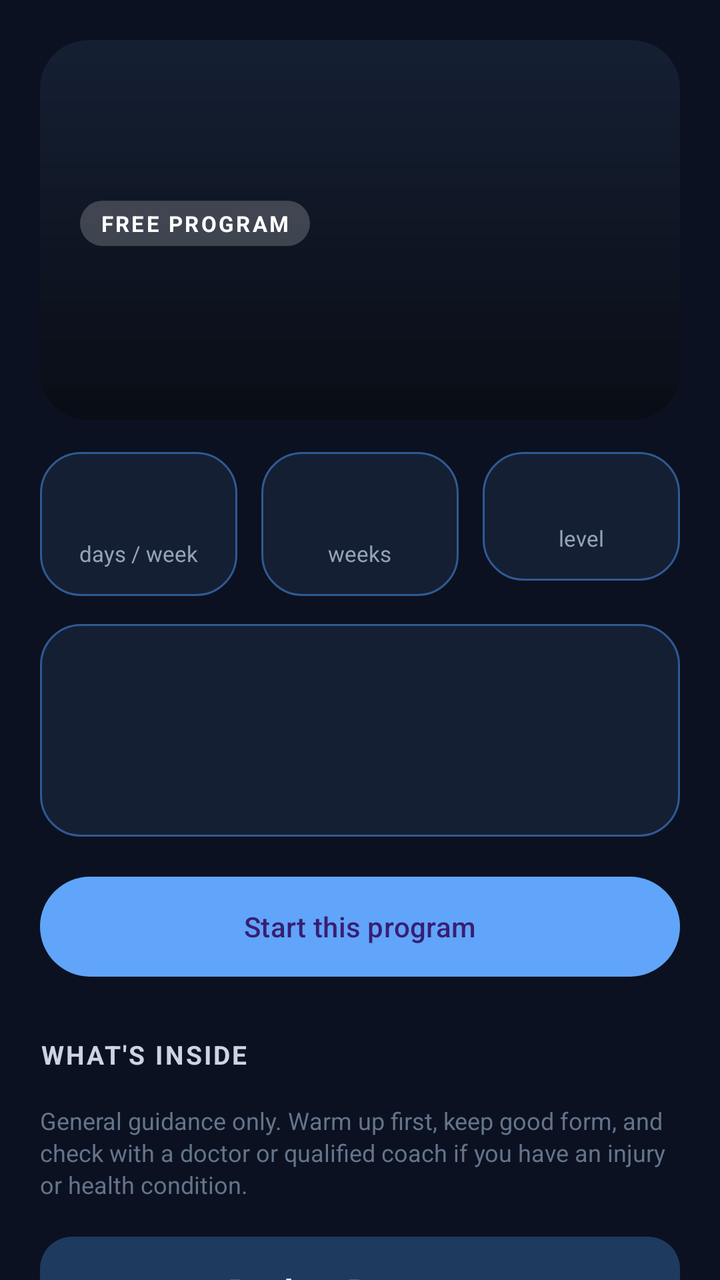
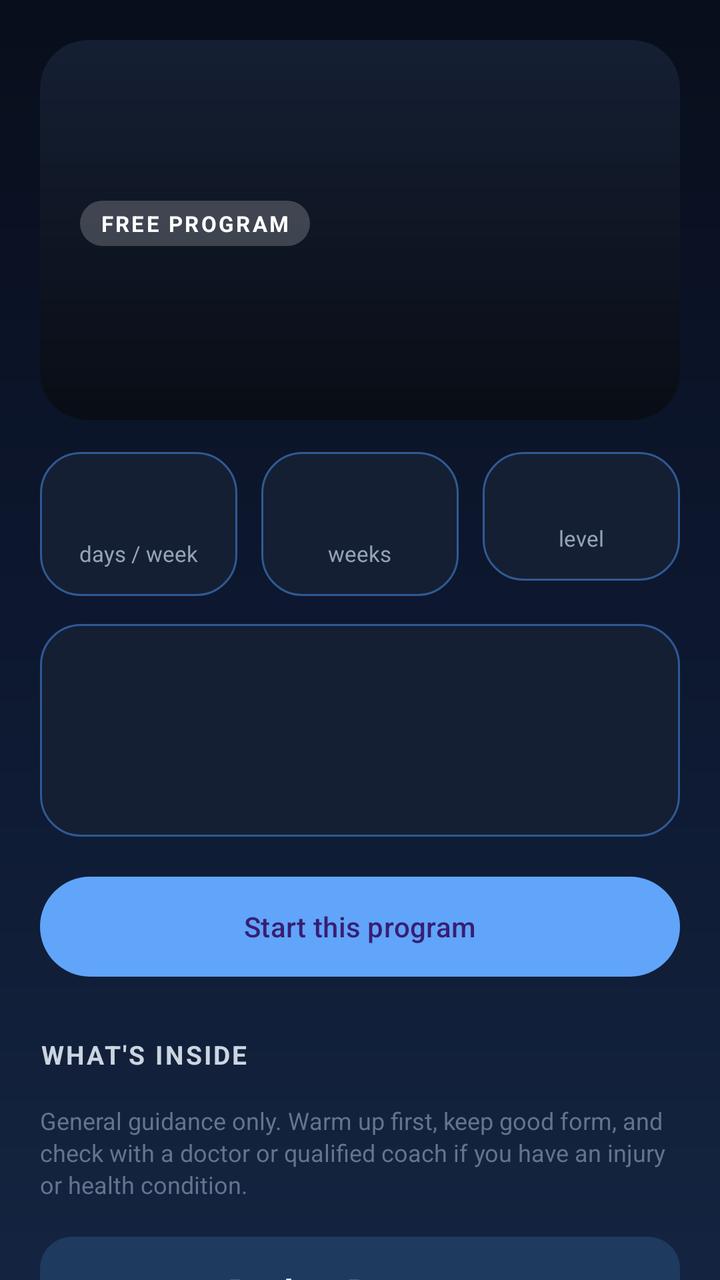

An Android layout rendered at two revisions. The XML below is the earlier revision; the diff shows what the commit changed to produce the second picture.
<!-- AndroidManifest.xml: application theme Theme.GymTrackerPro -->
<!-- res/layout/activity_program_detail.xml -->
<?xml version="1.0" encoding="utf-8"?>
<ScrollView xmlns:android="http://schemas.android.com/apk/res/android"
    xmlns:app="http://schemas.android.com/apk/res-auto"
    android:layout_width="match_parent"
    android:layout_height="match_parent"
    android:background="@color/gt_bg"
    android:fillViewport="true"
    android:scrollbars="none">

    <LinearLayout
        android:layout_width="match_parent"
        android:layout_height="wrap_content"
        android:orientation="vertical"
        android:padding="20dp">

        
        <androidx.cardview.widget.CardView
            android:layout_width="match_parent"
            android:layout_height="190dp"
            app:cardBackgroundColor="@color/gt_surface"
            app:cardCornerRadius="24dp"
            app:cardElevation="0dp">

            <FrameLayout
                android:layout_width="match_parent"
                android:layout_height="match_parent">

                <View
                    android:id="@+id/viewDetailCover"
                    android:layout_width="match_parent"
                    android:layout_height="match_parent" />

                <ImageView
                    android:id="@+id/imageDetailDeco"
                    android:layout_width="190dp"
                    android:layout_height="190dp"
                    android:layout_gravity="end|bottom"
                    android:layout_marginEnd="-34dp"
                    android:layout_marginBottom="-22dp"
                    android:alpha="0.2"
                    android:importantForAccessibility="no"
                    android:scaleType="fitCenter" />

                <View
                    android:layout_width="match_parent"
                    android:layout_height="match_parent"
                    android:background="@drawable/scrim_bottom" />

                <LinearLayout
                    android:layout_width="match_parent"
                    android:layout_height="match_parent"
                    android:gravity="bottom"
                    android:orientation="vertical"
                    android:padding="20dp">

                    <TextView
                        android:layout_width="wrap_content"
                        android:layout_height="wrap_content"
                        android:background="@drawable/bg_pill"
                        android:letterSpacing="0.1"
                        android:paddingStart="10dp"
                        android:paddingTop="4dp"
                        android:paddingEnd="10dp"
                        android:paddingBottom="4dp"
                        android:text="FREE PROGRAM"
                        android:textColor="@color/white"
                        android:textSize="11sp"
                        android:textStyle="bold" />

                    <TextView
                        android:id="@+id/textDetailTitle"
                        android:layout_width="match_parent"
                        android:layout_height="wrap_content"
                        android:layout_marginTop="10dp"
                        android:textColor="@color/white"
                        android:textSize="27sp"
                        android:textStyle="bold" />

                    <TextView
                        android:id="@+id/textDetailTagline"
                        android:layout_width="match_parent"
                        android:layout_height="wrap_content"
                        android:layout_marginTop="2dp"
                        android:textColor="#F1F5F9"
                        android:textSize="14sp" />

                </LinearLayout>

            </FrameLayout>

        </androidx.cardview.widget.CardView>

        
        <LinearLayout
            android:layout_width="match_parent"
            android:layout_height="wrap_content"
            android:layout_marginTop="16dp"
            android:baselineAligned="false"
            android:orientation="horizontal">

            <LinearLayout
                android:layout_width="0dp"
                android:layout_height="wrap_content"
                android:layout_marginEnd="6dp"
                android:layout_weight="1"
                android:background="@drawable/bg_card"
                android:gravity="center_horizontal"
                android:orientation="vertical"
                android:padding="14dp">

                <TextView
                    android:id="@+id/textInfoDays"
                    android:layout_width="wrap_content"
                    android:layout_height="wrap_content"
                    android:textColor="@color/gt_blue"
                    android:textSize="22sp"
                    android:textStyle="bold" />

                <TextView
                    android:layout_width="wrap_content"
                    android:layout_height="wrap_content"
                    android:text="days / week"
                    android:textColor="@color/gt_text_secondary"
                    android:textSize="11sp" />
            </LinearLayout>

            <LinearLayout
                android:layout_width="0dp"
                android:layout_height="wrap_content"
                android:layout_marginStart="6dp"
                android:layout_marginEnd="6dp"
                android:layout_weight="1"
                android:background="@drawable/bg_card"
                android:gravity="center_horizontal"
                android:orientation="vertical"
                android:padding="14dp">

                <TextView
                    android:id="@+id/textInfoWeeks"
                    android:layout_width="wrap_content"
                    android:layout_height="wrap_content"
                    android:textColor="@color/gt_green"
                    android:textSize="22sp"
                    android:textStyle="bold" />

                <TextView
                    android:layout_width="wrap_content"
                    android:layout_height="wrap_content"
                    android:text="weeks"
                    android:textColor="@color/gt_text_secondary"
                    android:textSize="11sp" />
            </LinearLayout>

            <LinearLayout
                android:layout_width="0dp"
                android:layout_height="wrap_content"
                android:layout_marginStart="6dp"
                android:layout_weight="1"
                android:background="@drawable/bg_card"
                android:gravity="center_horizontal"
                android:orientation="vertical"
                android:padding="14dp">

                <TextView
                    android:id="@+id/textInfoLevel"
                    android:layout_width="wrap_content"
                    android:layout_height="wrap_content"
                    android:textColor="@color/gt_amber"
                    android:textSize="16sp"
                    android:textStyle="bold" />

                <TextView
                    android:layout_width="wrap_content"
                    android:layout_height="wrap_content"
                    android:text="level"
                    android:textColor="@color/gt_text_secondary"
                    android:textSize="11sp" />
            </LinearLayout>

        </LinearLayout>

        
        <LinearLayout
            android:layout_width="match_parent"
            android:layout_height="wrap_content"
            android:layout_marginTop="14dp"
            android:background="@drawable/bg_card"
            android:orientation="vertical"
            android:padding="18dp">

            <TextView
                android:id="@+id/textDetailDescription"
                android:layout_width="match_parent"
                android:layout_height="wrap_content"
                android:lineSpacingExtra="4dp"
                android:textColor="#CBD5E1"
                android:textSize="14sp" />

            <TextView
                android:id="@+id/textDetailGoal"
                android:layout_width="match_parent"
                android:layout_height="wrap_content"
                android:layout_marginTop="12dp"
                android:textColor="@color/gt_text_secondary"
                android:textSize="13sp" />

            <TextView
                android:id="@+id/textDetailEquipment"
                android:layout_width="match_parent"
                android:layout_height="wrap_content"
                android:layout_marginTop="4dp"
                android:textColor="@color/gt_text_secondary"
                android:textSize="13sp" />

        </LinearLayout>

        <Button
            android:id="@+id/buttonStartProgram"
            android:layout_width="match_parent"
            android:layout_height="58dp"
            android:layout_marginTop="16dp"
            android:text="Start this program" />

        <TextView
            android:layout_width="match_parent"
            android:layout_height="wrap_content"
            android:layout_marginTop="26dp"
            android:layout_marginBottom="12dp"
            android:letterSpacing="0.08"
            android:text="WHAT'S INSIDE"
            android:textColor="#CBD5E1"
            android:textSize="13sp"
            android:textStyle="bold" />

        <LinearLayout
            android:id="@+id/containerDays"
            android:layout_width="match_parent"
            android:layout_height="wrap_content"
            android:orientation="vertical" />

        <TextView
            android:layout_width="match_parent"
            android:layout_height="wrap_content"
            android:layout_marginTop="4dp"
            android:lineSpacingExtra="2dp"
            android:text="General guidance only. Warm up first, keep good form, and check with a doctor or qualified coach if you have an injury or health condition."
            android:textColor="@color/gt_text_muted"
            android:textSize="12sp" />

        <Button
            android:id="@+id/buttonBackHome"
            style="@style/Widget.GymTracker.Button.Tonal"
            android:layout_width="match_parent"
            android:layout_height="54dp"
            android:layout_marginTop="18dp"
            android:layout_marginBottom="12dp"
            android:text="Back to Programs" />

    </LinearLayout>

</ScrollView>
<!-- resources referenced by this layout -->
<resources>
  <color name="gt_amber">#FBBF24</color>
  <color name="gt_bg">#0B1120</color>
  <color name="gt_blue">#60A5FA</color>
  <color name="gt_green">#34D399</color>
  <color name="gt_surface">#151F33</color>
  <color name="gt_text_muted">#64748B</color>
  <color name="gt_text_secondary">#94A3B8</color>
  <color name="white">#FFFFFFFF</color>
  <!-- drawable bg_card (drawable) -->
  <?xml version="1.0" encoding="utf-8"?>
  <shape xmlns:android="http://schemas.android.com/apk/res/android" android:shape="rectangle">
      <solid android:color="@color/gt_surface" />
      <corners android:radius="20dp" />
      <stroke android:width="1dp" android:color="@color/gt_stroke" />
  </shape>
  <!-- drawable bg_pill (drawable) -->
  <?xml version="1.0" encoding="utf-8"?>
  <shape xmlns:android="http://schemas.android.com/apk/res/android" android:shape="rectangle">
      <solid android:color="#33FFFFFF" />
      <corners android:radius="50dp" />
  </shape>
  <!-- drawable scrim_bottom (drawable) -->
  <?xml version="1.0" encoding="utf-8"?>
  <shape xmlns:android="http://schemas.android.com/apk/res/android" android:shape="rectangle">
      <gradient
          android:angle="90"
          android:startColor="#99000000"
          android:endColor="#00000000"
          android:type="linear" />
  </shape>
  <style name="Widget.GymTracker.Button.Tonal">
          <item name="backgroundTint">@color/gt_tonal</item>
          <item name="android:textColor">@color/gt_text</item>
      </style>
  <style name="Theme.GymTrackerPro" parent="Base.Theme.GymTrackerPro" />
  <color name="gt_stroke">#2F5A94</color>
  <color name="gt_tonal">#1E3A5F</color>
  <color name="gt_text">#F8FAFC</color>
  <style name="Base.Theme.GymTrackerPro" parent="Theme.Material3.Dark.NoActionBar">
          <item name="colorPrimary">@color/gt_blue</item>
          <item name="colorSurface">@color/gt_surface</item>
          <item name="android:windowBackground">@color/gt_background</item>
  
          
          <item name="android:statusBarColor">@color/gt_background</item>
          <item name="android:navigationBarColor">@color/gt_background</item>
          <item name="android:windowLightStatusBar">false</item>
      </style>
  <color name="gt_background">#0B1120</color>
</resources>

<!-- the commit's change to res/layout/activity_program_detail.xml (unified diff, before → after) -->
@@ -3,7 +3,7 @@
     xmlns:app="http://schemas.android.com/apk/res-auto"
     android:layout_width="match_parent"
     android:layout_height="match_parent"
-    android:background="@color/gt_bg"
+    android:background="@drawable/bg_midnight_gradient"
     android:fillViewport="true"
     android:scrollbars="none">
 
<!-- resource entries referenced after the edit -->
@@ -1,7 +1,6 @@
 <!-- resources referenced by this layout -->
 <resources>
   <color name="gt_amber">#FBBF24</color>
-  <color name="gt_bg">#0B1120</color>
   <color name="gt_blue">#60A5FA</color>
   <color name="gt_green">#34D399</color>
   <color name="gt_surface">#151F33</color>
@@ -14,6 +13,19 @@
       <solid android:color="@color/gt_surface" />
       <corners android:radius="20dp" />
       <stroke android:width="1dp" android:color="@color/gt_stroke" />
+  </shape>
+  <!-- drawable bg_midnight_gradient (drawable) -->
+  <?xml version="1.0" encoding="utf-8"?>
+  <shape xmlns:android="http://schemas.android.com/apk/res/android"
+      android:shape="rectangle">
+  
+      <gradient
+          android:angle="270"
+          android:startColor="#080E1B"
+          android:centerColor="#0D1830"
+          android:endColor="#142440"
+          android:type="linear" />
+  
   </shape>
   <!-- drawable bg_pill (drawable) -->
   <?xml version="1.0" encoding="utf-8"?>
